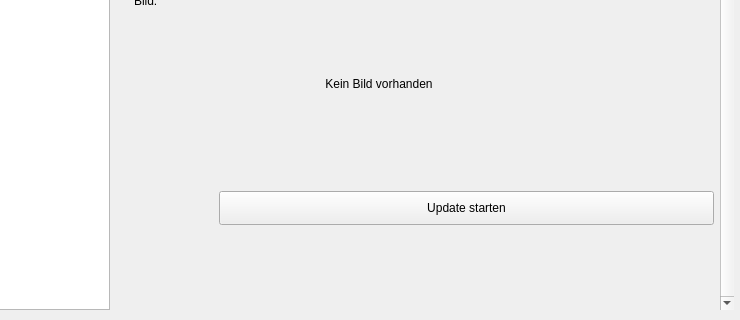
The window that Structure/Pages/Page_Update.ui (Looking4Git/Starfield_LOH) describes before a commit, drawn with Qt 5; both pictures show x 284 to 1024 and y 400 to 720 of the 1024 by 720 pixel window.
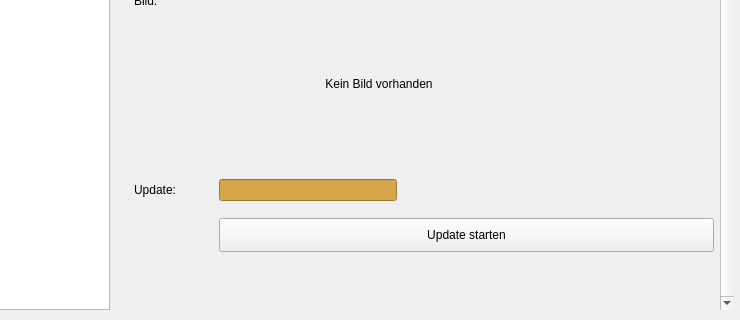
The same window after the commit. Icons and pictures are not drawn.

Patch:
```diff
--- a/Structure/Pages/Page_Update.ui
+++ b/Structure/Pages/Page_Update.ui
@@ -496,7 +496,59 @@
            </property>
           </widget>
          </item>
+         <item row="10" column="0">
+          <widget class="QLabel" name="lbl_update_label">
+           <property name="text">
+            <string>Update:</string>
+           </property>
+          </widget>
+         </item>
          <item row="10" column="1">
+          <layout class="QHBoxLayout" name="layout_update_fields">
+           <property name="spacing">
+            <number>10</number>
+           </property>
+           <item>
+            <widget class="QLineEdit" name="inp_last_update_date">
+             <property name="minimumSize">
+              <size>
+               <width>178</width>
+               <height>0</height>
+              </size>
+             </property>
+             <property name="maximumSize">
+              <size>
+               <width>189</width>
+               <height>16777215</height>
+              </size>
+             </property>
+             <property name="styleSheet">
+              <string notr="true">background-color: #D7A64B; color: #000000; font-weight: bold;</string>
+             </property>
+             <property name="readOnly">
+              <bool>true</bool>
+             </property>
+            </widget>
+           </item>
+           <item>
+            <widget class="QLabel" name="lbl_last_update_reason">
+             <property name="sizePolicy">
+              <sizepolicy hsizetype="Expanding" vsizetype="Preferred">
+               <horstretch>1</horstretch>
+               <verstretch>0</verstretch>
+              </sizepolicy>
+             </property>
+             <property name="styleSheet">
+              <string notr="true">font-size: 13px; font-weight: bold; margin-left: 6px;</string>
+             </property>
+             <property name="text">
+              <string/>
+             </property>
+            </widget>
+           </item>
+          </layout>
+         </item>
+         <item row="11" column="1">
           <layout class="QHBoxLayout" name="update_button_layout">
            <property name="spacing">
             <number>0</number>
```
